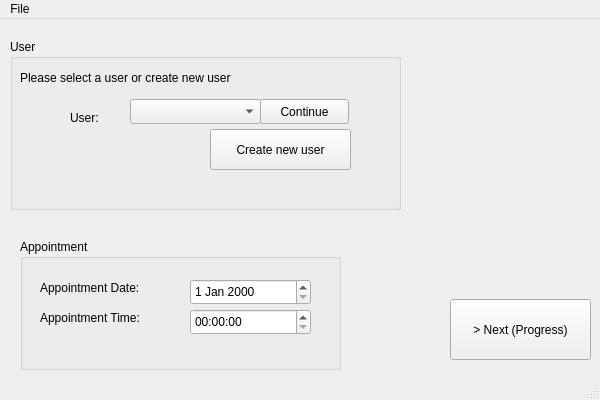
First picture: the form in ui/main_window.ui, repository frdedynamics/Appihr_project_helse_frde, before the edit.
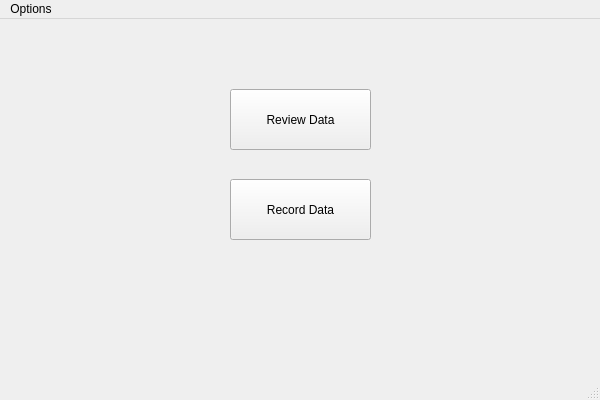
Second picture: the form after the edit. Icons and pictures are not drawn.

Patch:
```diff
--- a/ui/main_window.ui
+++ b/ui/main_window.ui
@@ -14,151 +14,49 @@
    <string>MainWindow</string>
   </property>
   <widget class="QWidget" name="centralwidget">
-   <widget class="QGroupBox" name="groupBox">
+   <widget class="QPushButton" name="button_review_data">
     <property name="geometry">
      <rect>
-      <x>20</x>
-      <y>220</y>
-      <width>321</width>
-      <height>131</height>
+      <x>230</x>
+      <y>70</y>
+      <width>141</width>
+      <height>61</height>
      </rect>
     </property>
-    <property name="title">
-     <string>Appointment</string>
+    <property name="text">
+     <string>Review Data</string>
     </property>
-    <widget class="QLabel" name="label_3">
-     <property name="geometry">
-      <rect>
-       <x>20</x>
-       <y>70</y>
-       <width>141</width>
-       <height>17</height>
-      </rect>
-     </property>
-     <property name="text">
-      <string>Appointment Time:</string>
-     </property>
-    </widget>
-    <widget class="QLabel" name="label_2">
-     <property name="geometry">
-      <rect>
-       <x>20</x>
-       <y>40</y>
-       <width>141</width>
-       <height>17</height>
-      </rect>
-     </property>
-     <property name="text">
-      <string>Appointment Date:</string>
-     </property>
-    </widget>
-    <widget class="QDateEdit" name="dateEdit">
-     <property name="geometry">
-      <rect>
-       <x>170</x>
-       <y>40</y>
-       <width>121</width>
-       <height>26</height>
-      </rect>
-     </property>
-    </widget>
-    <widget class="QTimeEdit" name="timeEdit">
-     <property name="geometry">
-      <rect>
-       <x>170</x>
-       <y>70</y>
-       <width>121</width>
-       <height>26</height>
-      </rect>
-     </property>
-    </widget>
    </widget>
-   <widget class="QGroupBox" name="groupBox_2">
+   <widget class="QPushButton" name="button_record_data">
     <property name="geometry">
      <rect>
-      <x>10</x>
-      <y>20</y>
-      <width>391</width>
-      <height>171</height>
+      <x>230</x>
+      <y>160</y>
+      <width>141</width>
+      <height>61</height>
      </rect>
     </property>
-    <property name="title">
-     <string>User</string>
+    <property name="text">
+     <string>Record Data</string>
     </property>
-    <widget class="QLabel" name="label">
-     <property name="geometry">
-      <rect>
-       <x>60</x>
-       <y>70</y>
-       <width>41</width>
-       <height>17</height>
-      </rect>
-     </property>
-     <property name="text">
-      <string>User:</string>
-     </property>
-    </widget>
-    <widget class="QComboBox" name="comboBox_userlist">
-     <property name="geometry">
-      <rect>
-       <x>120</x>
-       <y>60</y>
-       <width>131</width>
-       <height>25</height>
-      </rect>
-     </property>
-    </widget>
-    <widget class="QPushButton" name="button_continue">
-     <property name="geometry">
-      <rect>
-       <x>250</x>
-       <y>60</y>
-       <width>89</width>
-       <height>25</height>
-      </rect>
-     </property>
-     <property name="text">
-      <string>Continue</string>
-     </property>
-    </widget>
-    <widget class="QLabel" name="label_4">
-     <property name="geometry">
-      <rect>
-       <x>10</x>
-       <y>30</y>
-       <width>271</width>
-       <height>17</height>
-      </rect>
-     </property>
-     <property name="text">
-      <string>Please select a user or create new user</string>
-     </property>
-    </widget>
-    <widget class="QPushButton" name="button_new_user">
-     <property name="geometry">
-      <rect>
-       <x>200</x>
-       <y>90</y>
-       <width>141</width>
-       <height>41</height>
-      </rect>
-     </property>
-     <property name="text">
-      <string>Create new user</string>
-     </property>
-    </widget>
    </widget>
-   <widget class="QPushButton" name="pushButton">
+   <widget class="QLabel" name="label">
     <property name="geometry">
      <rect>
-      <x>450</x>
-      <y>280</y>
-      <width>141</width>
-      <height>61</height>
+      <x>250</x>
+      <y>260</y>
+      <width>100</width>
+      <height>100</height>
      </rect>
     </property>
     <property name="text">
-     <string>&gt; Next (Progress)</string>
+     <string/>
+    </property>
+    <property name="pixmap">
+     <pixmap>../fig/hvlLogo_original.png</pixmap>
+    </property>
+    <property name="scaledContents">
+     <bool>true</bool>
     </property>
    </widget>
   </widget>
@@ -173,7 +71,7 @@
    </property>
    <widget class="QMenu" name="menuFile">
     <property name="title">
-     <string>File</string>
+     <string>Options</string>
     </property>
    </widget>
    <addaction name="menuFile"/>
```
Left out of the diff: 6 changed lines with no effect on the pictures.
